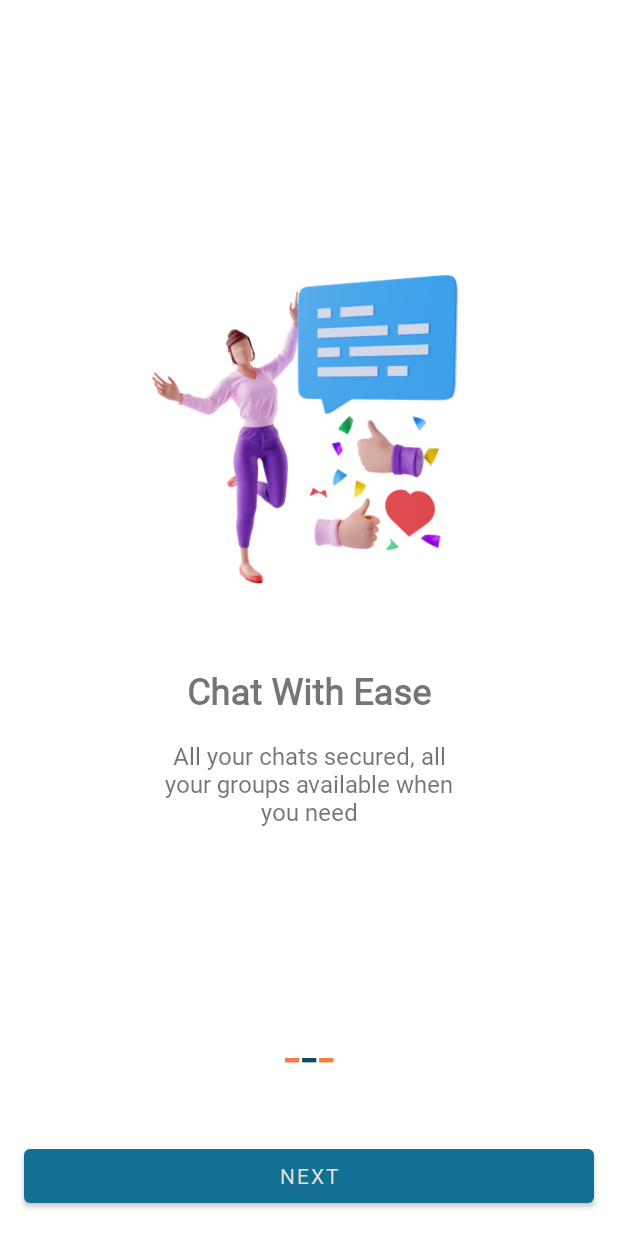
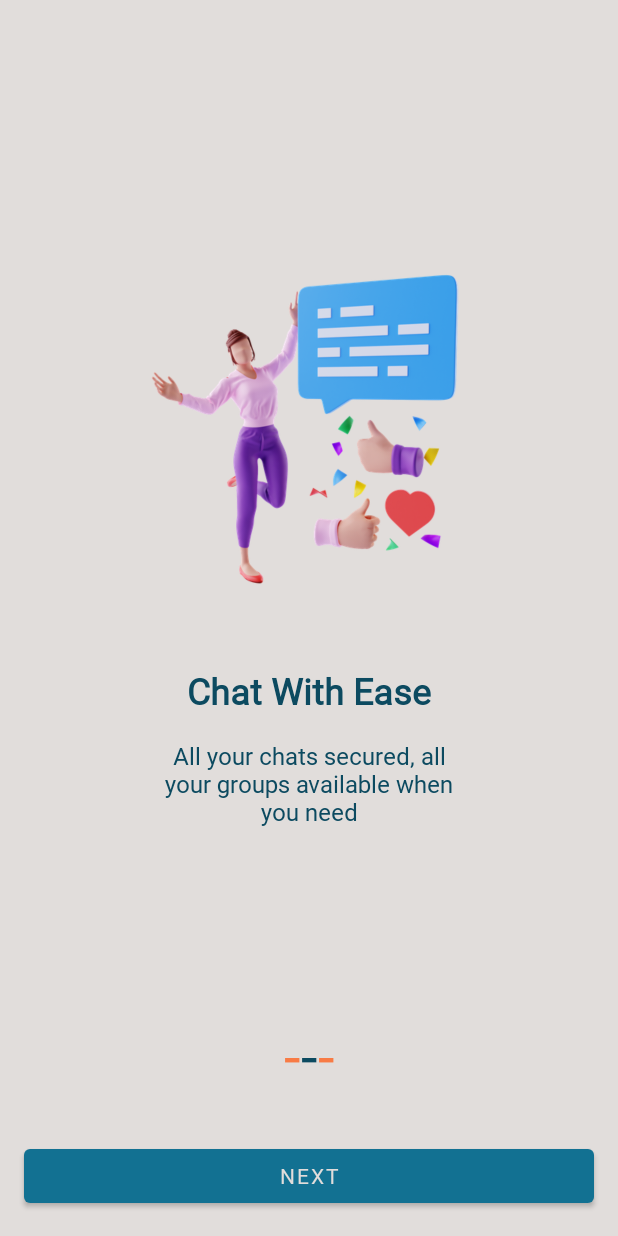
Before and after one commit to BrammWello/soga, an Android app: the OnboardingActivity screen opened directly, with no data from a screen before it, after a tap on "NEXT", on a phone screen of 412 x 824 dp. Run offline under Robolectric (Android 15) with nearby library versions, the phone set to English and light mode, and no system bars.

Commit message:
Onboarding Done

```diff
--- a/app/build.gradle
+++ b/app/build.gradle
@@ -35,6 +35,8 @@ dependencies {
     implementation 'androidx.constraintlayout:constraintlayout:2.1.3'
     //Splash Screen API
     implementation "androidx.core:core-splashscreen:1.0.0"
+    //Phone Country code picker library
+    implementation 'com.hbb20:ccp:2.5.1'
     testImplementation 'junit:junit:4.13.2'
     androidTestImplementation 'androidx.test.ext:junit:1.1.3'
     androidTestImplementation 'androidx.test.espresso:espresso-core:3.4.0'
--- a/app/src/main/AndroidManifest.xml
+++ b/app/src/main/AndroidManifest.xml
@@ -12,6 +12,12 @@
         android:supportsRtl="true"
         android:theme="@style/AppTheme"
         tools:targetApi="31">
+        <activity
+            android:name=".activities.PhoneOtpActivity"
+            android:exported="false" />
+        <activity
+            android:name=".activities.PhoneVerificationActivity"
+            android:exported="false" />
         <activity
             android:name=".activities.TermsConditionsActivity"
             android:exported="false" />
--- a/app/src/main/java/com/devbramm/soga/activities/OnboardingActivity.java
+++ b/app/src/main/java/com/devbramm/soga/activities/OnboardingActivity.java
@@ -4,9 +4,11 @@ import androidx.appcompat.app.AppCompatActivity;
 import androidx.viewpager.widget.ViewPager;
 
 import android.content.Intent;
+import android.os.Build;
 import android.os.Bundle;
 import android.text.Html;
 import android.view.View;
+import android.view.Window;
 import android.view.WindowManager;
 import android.widget.Button;
 import android.widget.LinearLayout;
@@ -36,10 +38,19 @@ public class OnboardingActivity extends AppCompatActivity {
         dotsLayout = findViewById(R.id.ll_dots_layout);
         saveState = new SaveState(this,"ob");
 
-        if (saveState.getState() == 1){
+        if (saveState.getState() > 0){
             startActivity(new Intent(OnboardingActivity.this,TermsConditionsActivity.class));
             finish();
         }
+
+        //change status bar color
+        if (Build.VERSION.SDK_INT >= 21) {
+            Window window = this.getWindow();
+            window.addFlags(WindowManager.LayoutParams.FLAG_DRAWS_SYSTEM_BAR_BACKGROUNDS);
+            window.clearFlags(WindowManager.LayoutParams.FLAG_TRANSLUCENT_STATUS);
+            window.setStatusBarColor(this.getResources().getColor(R.color.white));
+        }
+
 
         OnboardingAdapter adapter = new OnboardingAdapter(this);
         viewPager.setAdapter(adapter);
--- a/app/src/main/res/layout/activity_onboarding.xml
+++ b/app/src/main/res/layout/activity_onboarding.xml
@@ -4,6 +4,7 @@
     xmlns:tools="http://schemas.android.com/tools"
     android:layout_width="match_parent"
     android:layout_height="match_parent"
+    android:background="@color/white"
     tools:context=".activities.OnboardingActivity">
 
     <androidx.viewpager.widget.ViewPager
--- a/app/src/main/res/layout/activity_terms_conditions.xml
+++ b/app/src/main/res/layout/activity_terms_conditions.xml
@@ -7,7 +7,7 @@
     tools:context=".activities.TermsConditionsActivity">
 
     <Button
-        android:id="@+id/button"
+        android:id="@+id/btn_agree_terms"
         android:layout_width="0dp"
         android:layout_height="wrap_content"
         android:layout_marginStart="16dp"
--- a/app/src/main/res/values/themes.xml
+++ b/app/src/main/res/values/themes.xml
@@ -22,6 +22,7 @@
 
     <style name="RobotoTextViewStyle" parent="android:Widget.TextView">
         <item name="android:fontFamily">@font/roboto</item>
+        <item name="android:textColor">@color/purple_700</item>
     </style>
 
     <style name="RobotoButtonStyle" parent="android:Widget.Button">
```
Also changed, not shown: app/src/main/java/com/devbramm/soga/activities/TermsConditionsActivity.java (+30 -0 lines).
